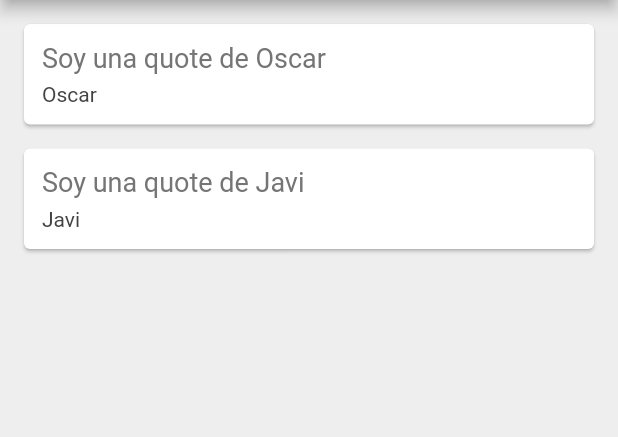
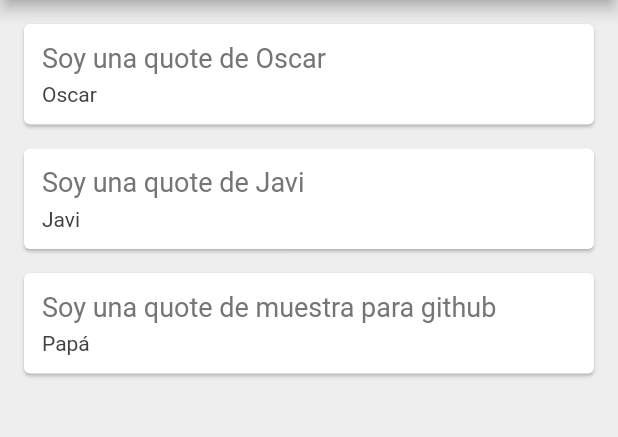
Before and after one commit to JavierGold/learning-flutter, a Flutter app: the screen it shows after launch, on a phone screen of 412 x 824 dp, the part 84-521 px from its top. Run offline on Flutter 3.47's test engine with Material 2 defaults, Android fonts, the light colour scheme and no system bars.

Commit message:
Quote de prueba para github

```diff
--- a/quotes/lib/main.dart
+++ b/quotes/lib/main.dart
@@ -14,7 +14,8 @@ class _QuoteListState extends State<QuoteList> {
 
   List<Quote> quotes =[
     Quote(text: 'Soy una quote de Oscar', author: 'Oscar'),
-    Quote(text: 'Soy una quote de Javi', author: 'Javi')
+    Quote(text: 'Soy una quote de Javi', author: 'Javi'),
+    Quote(text: 'Soy una quote de muestra para github', author: 'Papá'),
 
   ];
 
```
